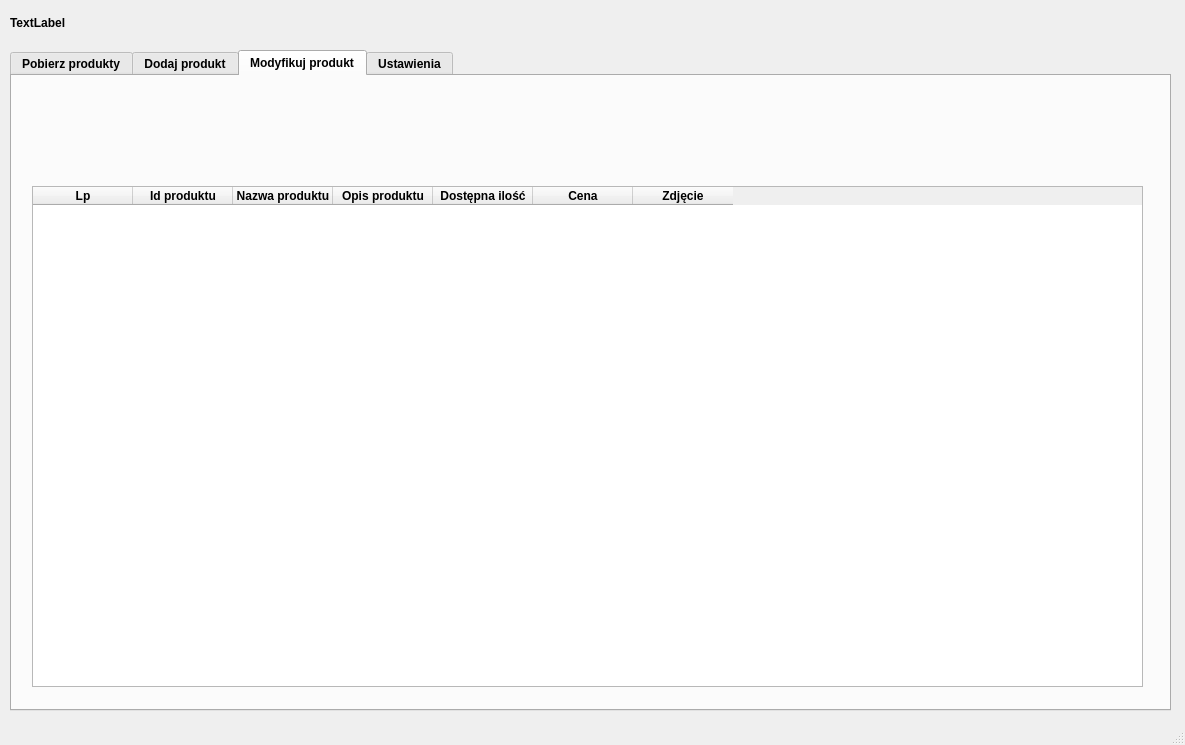
Before: the Qt Designer form WebServiceClient/servicewindow.ui in ekspensum/CPP_Projects, drawn with Qt 5.
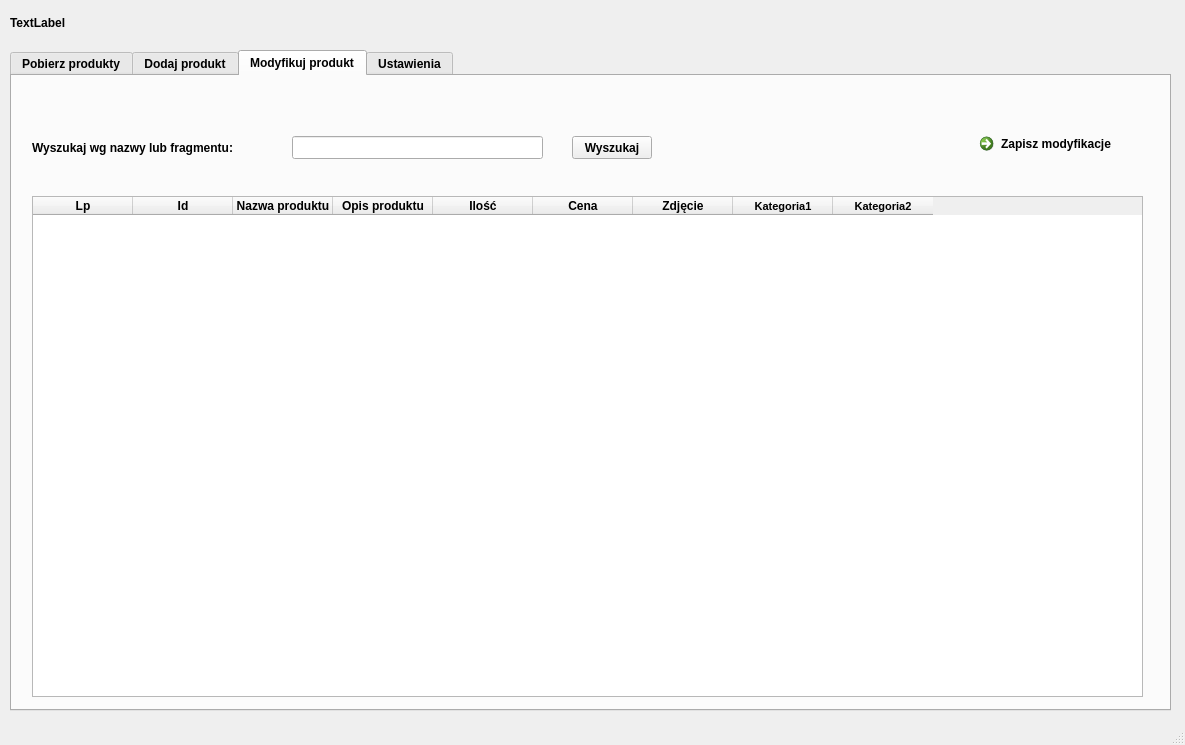
After: the same form once the commit is applied. The open tabs and pages were chosen to show the change.

Patch:
```diff
--- a/WebServiceClient/servicewindow.ui
+++ b/WebServiceClient/servicewindow.ui
@@ -573,7 +573,7 @@
       <property name="geometry">
        <rect>
         <x>20</x>
-        <y>110</y>
+        <y>120</y>
         <width>1111</width>
         <height>501</height>
        </rect>
@@ -591,7 +591,7 @@
       </column>
       <column>
        <property name="text">
-        <string>Id produktu</string>
+        <string>Id</string>
        </property>
        <property name="font">
         <font>
@@ -624,7 +624,7 @@
       </column>
       <column>
        <property name="text">
-        <string>Dostępna ilość</string>
+        <string>Ilość</string>
        </property>
        <property name="font">
         <font>
@@ -655,6 +655,79 @@
         </font>
        </property>
       </column>
+      <column>
+       <property name="text">
+        <string>Kategoria1</string>
+       </property>
+       <property name="font">
+        <font>
+         <pointsize>8</pointsize>
+         <weight>75</weight>
+         <bold>true</bold>
+        </font>
+       </property>
+      </column>
+      <column>
+       <property name="text">
+        <string>Kategoria2</string>
+       </property>
+       <property name="font">
+        <font>
+         <pointsize>8</pointsize>
+         <weight>75</weight>
+         <bold>true</bold>
+        </font>
+       </property>
+      </column>
+     </widget>
+     <widget class="QLabel" name="labelFindProduct">
+      <property name="geometry">
+       <rect>
+        <x>20</x>
+        <y>60</y>
+        <width>231</width>
+        <height>23</height>
+       </rect>
+      </property>
+      <property name="text">
+       <string>Wyszukaj wg nazwy lub fragmentu:</string>
+      </property>
+     </widget>
+     <widget class="QLineEdit" name="lineEditFindProductName">
+      <property name="geometry">
+       <rect>
+        <x>280</x>
+        <y>60</y>
+        <width>251</width>
+        <height>23</height>
+       </rect>
+      </property>
+     </widget>
+     <widget class="QCommandLinkButton" name="commandLinkButtonUpdate">
+      <property name="geometry">
+       <rect>
+        <x>960</x>
+        <y>50</y>
+        <width>168</width>
+        <height>41</height>
+       </rect>
+      </property>
+      <property name="text">
+       <string>Zapisz modyfikacje</string>
+      </property>
+     </widget>
+     <widget class="QPushButton" name="pushButtonFindProduct">
+      <property name="geometry">
+       <rect>
+        <x>560</x>
+        <y>60</y>
+        <width>80</width>
+        <height>23</height>
+       </rect>
+      </property>
+      <property name="text">
+       <string>Wyszukaj</string>
+      </property>
      </widget>
     </widget>
     <widget class="QWidget" name="settingTab">
```
Left out of the diff: 8 changed lines with no effect on the pictures.
